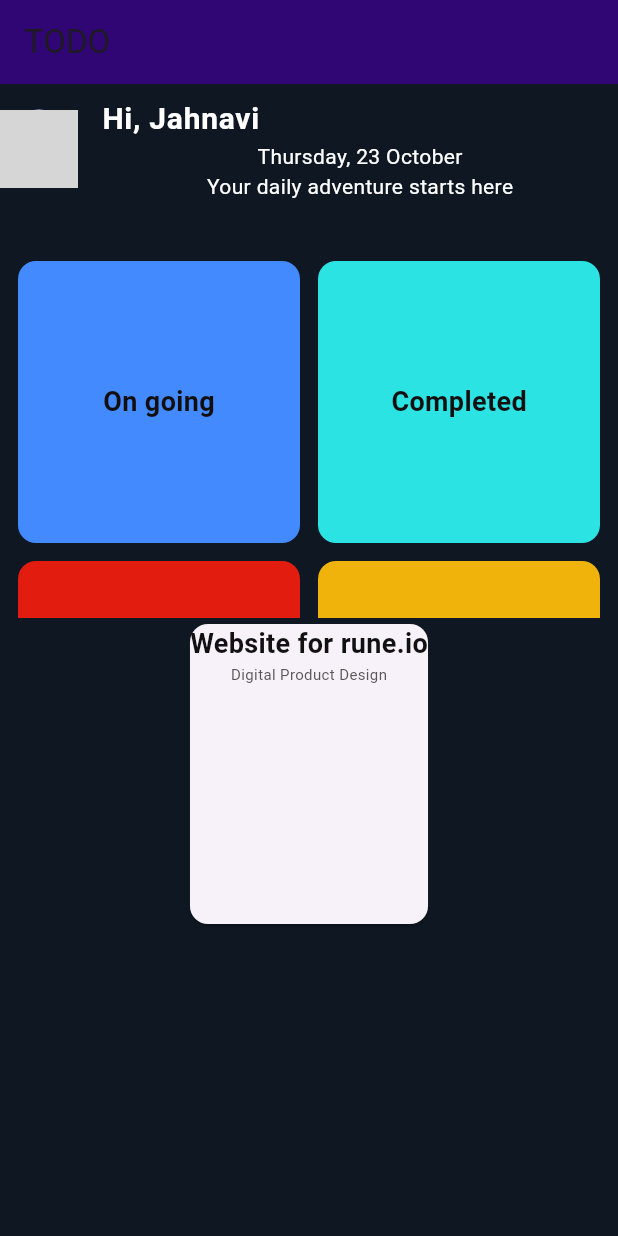
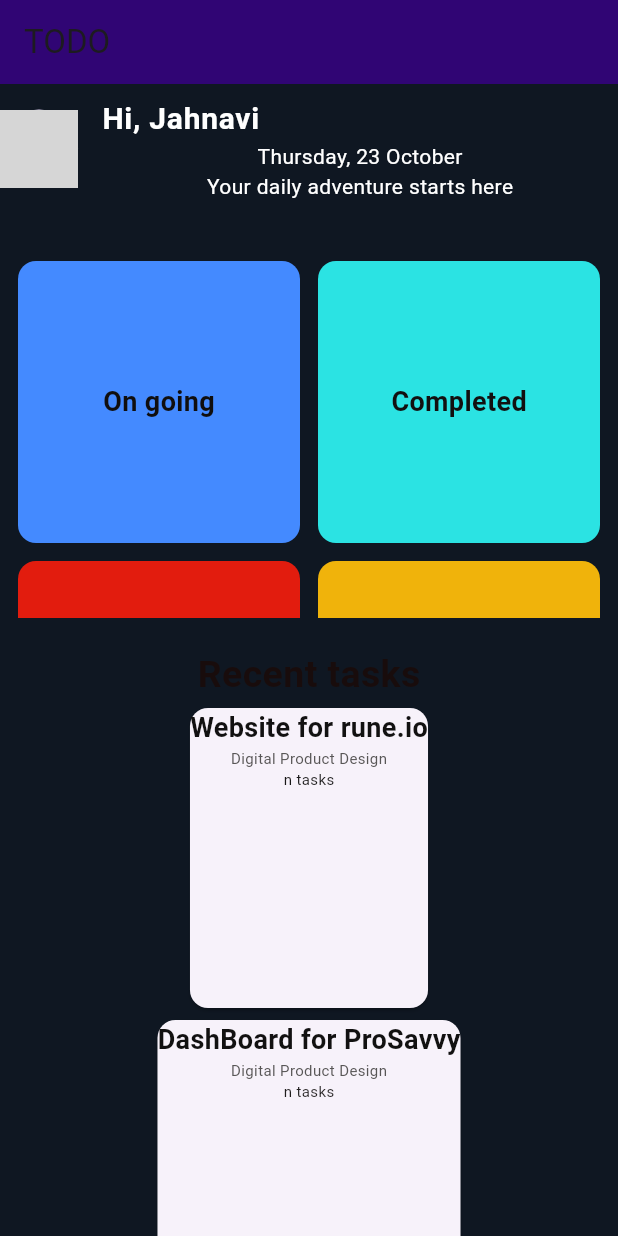
Before and after one commit to CSI-Trainees-25/jahanvi_2413023_task-4, a Flutter app: the screen it shows after launch, on a phone screen of 412 x 824 dp. Run offline on Flutter 3.47's test engine with Material 3 defaults, Android fonts, the phone set to English and light mode, and no system bars; grey boxes are pictures that could not be loaded.

Commit message:
updated code

```diff
--- a/lib/screens/home_screen.dart
+++ b/lib/screens/home_screen.dart
@@ -20,12 +20,20 @@ class HomeScreenState extends State<HomeScreen> {
     return Scaffold(
       backgroundColor: const Color(0xFF0F1722),
       appBar: AppBar(
+        //         floatingActionButton: FloatingActionButton(
+        //   backgroundColor: Colors.red,
+        //   onPressed: () {
+        //     // Add your action here
+        //   },
+        //   child: Icon(Icons.add, color: Colors.white),
+        // ),
         title: Text('TODO'),
         backgroundColor: const Color.fromARGB(255, 48, 5, 116),
       ),
+
       body: SizedBox(
         width: double.infinity,
-        height: double.infinity,
+        child: SingleChildScrollView(
           child: Column(
             children: [
               ListTile(
@@ -33,7 +41,7 @@ class HomeScreenState extends State<HomeScreen> {
                 leading: const CircleAvatar(
                   radius: 26,
                   backgroundImage: AssetImage(
-                  'assets/images/profile.png',
+                    'assets/images/profile.jpeg',
                   ), // example profile icon
                 ),
                 title: Text(
@@ -132,6 +140,19 @@ class HomeScreenState extends State<HomeScreen> {
                 ),
               ),
               //Recent Tasks
+              const SizedBox(height: 20),
+              Center(
+                child: Text(
+                  'Recent tasks',
+                  style: TextStyle(
+                    color: const Color.fromARGB(255, 24, 12, 12),
+                    fontSize: 25,
+                    fontWeight: FontWeight.bold,
+                  ),
+                ),
+              ),
+              Column(
+                children: [
                   Card(
                     child: Container(
                       height: 200,
@@ -153,120 +174,188 @@ class HomeScreenState extends State<HomeScreen> {
                               fontWeight: FontWeight.normal,
                             ),
                           ),
+                          Text(
+                            'n tasks',
+                            style: TextStyle(
+                              color: const Color.fromARGB(255, 24, 23, 23),
+                              fontSize: 10,
+                              fontWeight: FontWeight.normal,
+                            ),
+                          ),
                         ],
                       ),
                     ),
                   ),
+
+                  Card(
+                    child: Container(
+                      decoration: BoxDecoration(
+                        borderRadius: BorderRadius.circular(12),
+                      ),
+                      height: 200,
+                      child: Column(
+                        children: [
+                          Text(
+                            'DashBoard for ProSavvy',
+                            style: TextStyle(
+                              color: const Color.fromARGB(255, 18, 17, 17),
+                              fontSize: 18,
+                              fontWeight: FontWeight.bold,
+                            ),
+                          ),
+                          Text(
+                            'Digital Product Design',
+                            style: TextStyle(
+                              color: const Color.fromARGB(255, 88, 86, 86),
+                              fontSize: 10,
+                              fontWeight: FontWeight.normal,
+                            ),
+                          ),
+                          Text(
+                            'n tasks',
+                            style: TextStyle(
+                              color: const Color.fromARGB(255, 32, 29, 29),
+                              fontSize: 10,
+                              fontWeight: FontWeight.normal,
+                            ),
+                          ),
+                        ],
+                      ),
+                    ),
+                  ),
+
+                  Card(
+                    child: Container(
+                      padding: const EdgeInsets.all(8.0),
+                      height: 200,
+                      child: Column(
+                        children: [
+                          Text(
+                            'Mobile Apps forTrack.id',
+                            style: TextStyle(
+                              color: const Color.fromARGB(255, 18, 17, 17),
+                              fontSize: 18,
+                              fontWeight: FontWeight.bold,
+                            ),
+                          ),
+                          Text(
+                            'Digital Product Design',
+                            style: TextStyle(
+                              color: const Color.fromARGB(255, 88, 86, 86),
+                              fontSize: 10,
+                              fontWeight: FontWeight.normal,
+                            ),
+                          ),
+                          Text(
+                            'n tasks',
+                            style: TextStyle(
+                              color: const Color.fromARGB(255, 23, 21, 21),
+                              fontSize: 10,
+                              fontWeight: FontWeight.normal,
+                            ),
+                          ),
+                        ],
+                      ),
+                    ),
+                  ),
+                ],
+              ),
               const SizedBox(height: 20),
+              const Text(
+                'Categories',
+                style: TextStyle(
+                  fontSize: 18,
+                  fontWeight: FontWeight.w600,
+                  color: Color.fromARGB(255, 181, 175, 175),
+                ),
+              ),
+
+              const SizedBox(height: 16),
+
+              SizedBox(
+                height: 250,
+                child: GridView.count(
+                  crossAxisCount: 2,
+                  mainAxisSpacing: 16,
+                  crossAxisSpacing: 16,
+                  children: [
+                    _buildCategoryCard(
+                      'Work',
+                      Icons.work_outline,
+                      Colors.orangeAccent,
+                    ),
+                    _buildCategoryCard(
+                      'Home',
+                      Icons.home_outlined,
+                      Colors.lightBlueAccent,
+                    ),
+                    _buildCategoryCard(
+                      'Shopping',
+                      Icons.shopping_cart_outlined,
+                      Colors.purpleAccent,
+                    ),
+                    _buildCategoryCard(
+                      'Personal',
+                      Icons.person_outline,
+                      Colors.greenAccent,
+                    ),
                   ],
+                ),
+              ),
+              const SizedBox(height: 100),
+              Center(
+                child: Container(
+                  decoration: BoxDecoration(
+                    color: Colors.red,
+                    borderRadius: BorderRadius.circular(12),
+                  ),
+                  child: ElevatedButton(
+                    onPressed: () {},
+                    child: Text(
+                      'Create New task',
+                      style: TextStyle(
+                        fontSize: 18,
+                        fontWeight: FontWeight.bold,
+                        color: Color.fromARGB(255, 238, 228, 228),
+                      ),
+                    ),
+                  ),
+                ),
+              ),
+            ],
+          ),
         ),
       ),
     );
   }
 }
 
-
-
-
-  // @override
-  // Widget build(BuildContext context) {
-  //   final String username;
-  //   return Scaffold(
-  //     backgroundColor: const Color(0xFF0F1722),
-  //     floatingActionButton: FloatingActionButton(
-  //       onPressed: () {
-
-  //       },
-  //       backgroundColor: const Color.fromARGB(255, 79, 211, 180),
-  //       child: const Icon(Icons.add, color: Colors.black),
-  //     ),
-  //     body: SafeArea(
-  //       child: Padding(
-  //         padding: const EdgeInsets.all(16.0),
-  //         child: Column(
-  //           crossAxisAlignment: CrossAxisAlignment.start,
-  //           children: [
-  //             // Top Profile bar
-  //             ListTile(
-  //               contentPadding: EdgeInsets.zero,
-  //               leading: const CircleAvatar(
-  //                 radius: 26,
-  //                 backgroundImage: AssetImage('lib/assets/images/profile.png'), // example profile icon
-  //               ),
-  //               title: Text(
-  //                 'Hi, $username',
-  //                 style: const TextStyle(
-  //                   fontSize: 20,
-  //                   fontWeight: FontWeight.bold,
-  //                   color: Colors.white,
-  //                 ),
-  //               ),
-  //               subtitle: Text(
-  //                 getTodayDate(),
-  //                 style: TextStyle(
-  //                   color: Colors.white,
-  //                 ),
-  //               ),
-  //             ),
-
-
-
-  //             const Text(
-  //               'Categories',
-  //               style: TextStyle(
-  //                 fontSize: 18,
-  //                 fontWeight: FontWeight.w600,
-  //                 color: Color.fromARGB(255, 181, 175, 175),
-  //               ),
-  //             ),
-
-  //             const SizedBox(height: 16),
-
-  //             Expanded(
-  //               child: GridView.count(
-  //                 crossAxisCount: 2,
-  //                 mainAxisSpacing: 16,
-  //                 crossAxisSpacing: 16,
-  //                 children: [
-  //                   _buildCategoryCard('Work', Icons.work_outline, Colors.orangeAccent),
-  //                   _buildCategoryCard('Home', Icons.home_outlined, Colors.lightBlueAccent),
-  //                   _buildCategoryCard('Shopping', Icons.shopping_cart_outlined, Colors.purpleAccent),
-  //                   _buildCategoryCard('Personal', Icons.person_outline, Colors.greenAccent),
-  //                 ],
-  //               ),
-  //             ),
-  //           ],
-  //         ),
-  //       ),
-  //     ),
-  //   );
-  // }
-
-  // Widget _buildCategoryCard(String title, IconData icon, Color color) {
-  //   return Container(
-  //     decoration: BoxDecoration(
-  //       color: Colors.white,
-  //       borderRadius: BorderRadius.circular(18),
-  //       border: Border.all(color: Colors.white12),
-  //     ),
-  //     padding: const EdgeInsets.all(16),
-  //     child: Column(
-  //       mainAxisAlignment: MainAxisAlignment.center,
-  //       children: [
-  //         CircleAvatar(
-  //           radius: 28,
-  //           backgroundColor: color,
-  //           child: Icon(icon, color: color, size: 28),
-  //         ),
-  //         const SizedBox(height: 10),
-  //         Text(
-  //           title,
-  //           style: const TextStyle(
-  //             fontSize: 16,
-  //             fontWeight: FontWeight.w600,
-  //             color: Colors.white,
-  //           ),
-  //         ),
-  //       ],
-  //     ),
-  //   );
+Widget _buildCategoryCard(String title, IconData icon, Color color) {
+  return Container(
+    decoration: BoxDecoration(
+      color: Colors.white,
+      borderRadius: BorderRadius.circular(18),
+      border: Border.all(color: Colors.white12),
+    ),
+    padding: const EdgeInsets.all(16),
+    child: Column(
+      mainAxisAlignment: MainAxisAlignment.center,
+      children: [
+        CircleAvatar(
+          radius: 28,
+          backgroundColor: color,
+          child: Icon(icon, color: color, size: 28),
+        ),
+        const SizedBox(height: 10),
+        Text(
+          title,
+          style: const TextStyle(
+            fontSize: 16,
+            fontWeight: FontWeight.w600,
+            color: Colors.white,
+          ),
+        ),
+      ],
+    ),
+  );
+}
--- a/pubspec.yaml
+++ b/pubspec.yaml
@@ -57,7 +57,7 @@ flutter:
 
   # To add assets to your application, add an assets section, like this:
   assets:
-  - assets/images/profile.png
+    - assets/images/profile.jpeg
 
   # An image asset can refer to one or more resolution-specific "variants", see
   # https://flutter.dev/to/resolution-aware-images
```
Also changed, not shown: assets/profile.jpeg (added), lib/assets/images/profile.png (deleted). Lines whose indentation alone changed are shown as unchanged.
